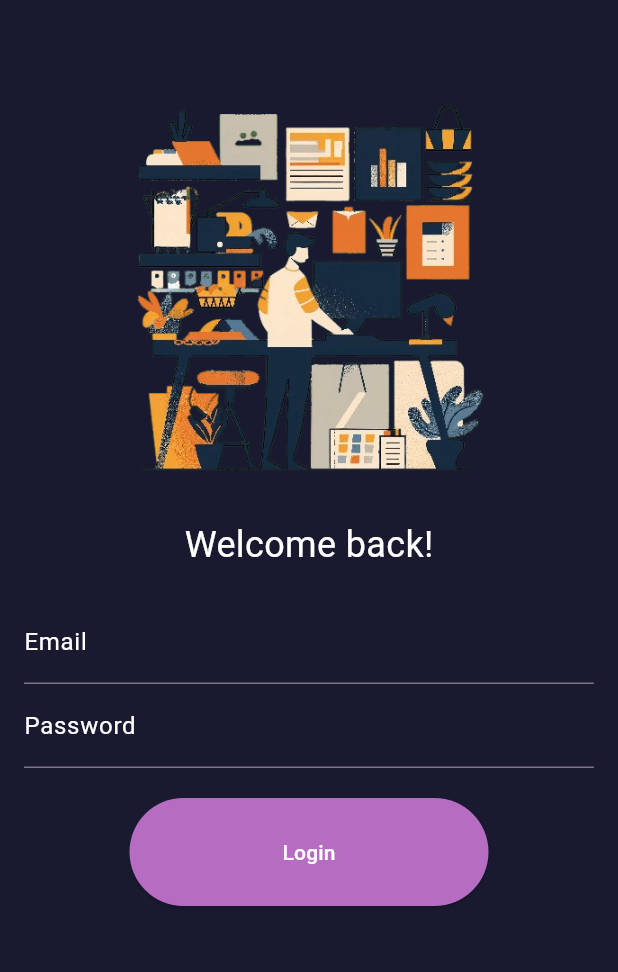
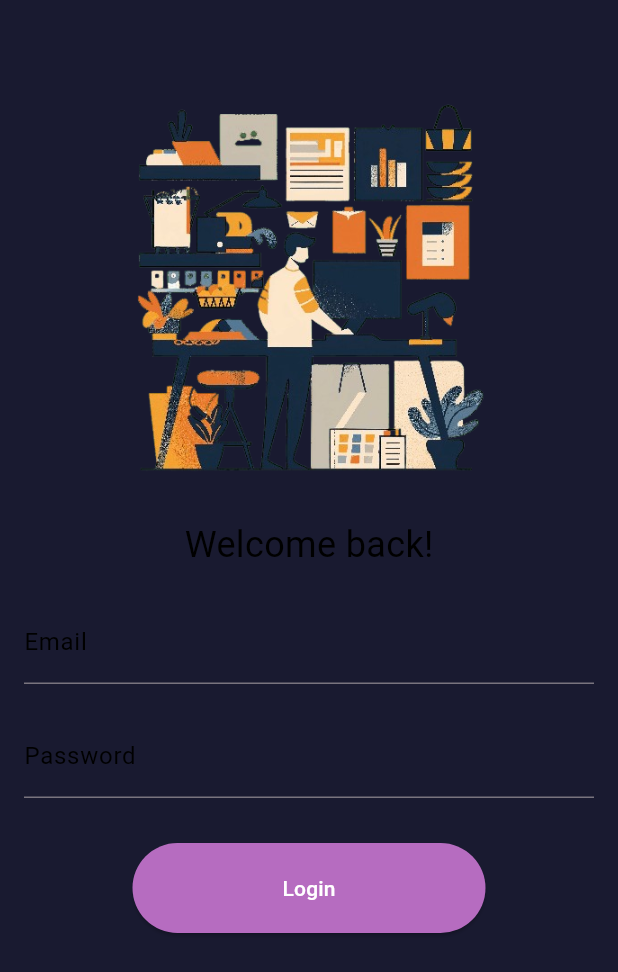
Before and after one commit to abdiazizjamal34/awee_app, a Flutter app: the LoginScreen screen opened directly, on a phone screen of 412 x 824 dp. Shown: the top 972 px of the screen. Run offline on Flutter 3.47's test engine with Material 3 defaults, Android fonts, the phone set to English and light mode, and no system bars; our stand-ins replace awesome_notifications, equatable, fl_chart, flutter_bloc, shared_preferences, shimmer; accounts and stored records are empty; network calls fail.

Commit message:
auth with clean architechture

```diff
--- a/lib/Services/product_service.dart
+++ b/lib/Services/product_service.dart
@@ -4,9 +4,11 @@ import 'package:http/http.dart' as http;
 import 'package:awee/models/product.dart';
 
 class ProductSerice {
-  // final String baseUrl = 'http://localhost:5000/api/products';
   final String baseUrl =
-      'http://192.168.10.104:5000/api/products'; // For web Simulator
+      'http://localhost:5000/api/products'; // For web Simulator
+
+  // final String baseUrl =
+  //     'http://192.168.10.104:5000/api/products'; // For web Simulator
 
   Future<List<Product>> fetchProducts() async {
     final response = await http.get(Uri.parse(baseUrl));
--- /dev/null
+++ b/lib/screens/auth/domain/login_usecase.dart
@@ -0,0 +1,13 @@
+import 'package:awee/screens/auth/data/auth_repositery.dart';
+
+import 'user_entity.dart';
+
+class LoginUseCase {
+  final AuthRepository repository;
+
+  LoginUseCase(this.repository);
+
+  Future<UserEntity> login(String email, String password) {
+    return repository.login(email, password);
+  }
+}
--- /dev/null
+++ b/lib/screens/auth/domain/user_entity.dart
@@ -0,0 +1,15 @@
+class UserEntity {
+  final String id;
+  final String name;
+  final String email;
+  final String token;
+  final String role;
+
+  UserEntity({
+    required this.id,
+    required this.name,
+    required this.email,
+    required this.token,
+    required this.role,
+  });
+}
--- a/lib/screens/auth/login_secreen.dart
+++ b/lib/screens/auth/login_secreen.dart
@@ -1,104 +1,104 @@
-import 'package:awee/main.dart';
-import 'package:awee/screens/dashbord/dashbord_screen.dart';
-import 'package:awee/screens/dashbord/presentation/dashboard_screens.dart';
-import 'package:awesome_notifications/awesome_notifications.dart';
-import 'package:flutter/material.dart';
-import 'package:awee/Services/auth_services.dart';
+// import 'package:awee/main.dart';
+// import 'package:awee/screens/dashbord/dashbord_screen.dart';
+// import 'package:awee/screens/dashbord/presentation/dashboard_screens.dart';
+// import 'package:awesome_notifications/awesome_notifications.dart';
+// import 'package:flutter/material.dart';
+// import 'package:awee/Services/auth_services.dart';
 
-class LoginScreen extends StatefulWidget {
-  const LoginScreen({super.key});
+// class LoginScreen extends StatefulWidget {
+//   const LoginScreen({super.key});
 
-  @override
-  _LoginScreenState createState() => _LoginScreenState();
-}
+//   @override
+//   _LoginScreenState createState() => _LoginScreenState();
+// }
 
-class _LoginScreenState extends State<LoginScreen> {
-  final emailController = TextEditingController();
-  final passwordController = TextEditingController();
+// class _LoginScreenState extends State<LoginScreen> {
+//   final emailController = TextEditingController();
+//   final passwordController = TextEditingController();
 
-  void login() async {
-    final email = emailController.text.trim();
-    final password = passwordController.text;
+//   void login() async {
+//     final email = emailController.text.trim();
+//     final password = passwordController.text;
 
-    final result = await AuthService().login(email, password);
-    AwesomeNotifications().isNotificationAllowed().then((isAllowed) {
-      if (!isAllowed) {
-        AwesomeNotifications().requestPermissionToSendNotifications();
-      }
-    });
+//     final result = await AuthService().login(email, password);
+//     AwesomeNotifications().isNotificationAllowed().then((isAllowed) {
+//       if (!isAllowed) {
+//         AwesomeNotifications().requestPermissionToSendNotifications();
+//       }
+//     });
 
-    if (result['success']) {
-      ScaffoldMessenger.of(context).showSnackBar(
-        SnackBar(
-          content: Text("Login successful"),
-          backgroundColor: Colors.green,
-        ),
-      );
-      print(result['user']);
+//     if (result['success']) {
+//       ScaffoldMessenger.of(context).showSnackBar(
+//         SnackBar(
+//           content: Text("Login successful"),
+//           backgroundColor: Colors.green,
+//         ),
+//       );
+//       print(result['user']);
 
-      if (result['success']) {
-        Navigator.pushReplacement(
-          context,
-          MaterialPageRoute(builder: (_) => const DashboardScreen()),
-        );
-      }
+//       if (result['success']) {
+//         Navigator.pushReplacement(
+//           context,
+//           MaterialPageRoute(builder: (_) => const DashboardScreen()),
+//         );
+//       }
 
-      // Navigate to dashboard
-    } else {
-      ScaffoldMessenger.of(context).showSnackBar(
-        SnackBar(content: Text(result['message']), backgroundColor: Colors.red),
-      );
-    }
-  }
+//       // Navigate to dashboard
+//     } else {
+//       ScaffoldMessenger.of(context).showSnackBar(
+//         SnackBar(content: Text(result['message']), backgroundColor: Colors.red),
+//       );
+//     }
+//   }
 
-  @override
-  Widget build(BuildContext context) {
-    return Scaffold(
-      // appBar: AppBar(title: Text('Login')),
-      body: Padding(
-        padding: const EdgeInsets.all(16.0),
-        child: Column(
-          mainAxisAlignment: MainAxisAlignment.start,
-          children: [
-            SizedBox(height: 30),
-            Image.asset('assets/login.png', width: 800, height: 300),
-            Text(
-              'Welcome back!',
-              style: TextStyle(fontSize: 24, color: Colors.white),
-            ),
-            SizedBox(height: 20),
-            TextField(
-              controller: emailController,
-              decoration: InputDecoration(
-                labelText: 'Email',
+//   @override
+//   Widget build(BuildContext context) {
+//     return Scaffold(
+//       // appBar: AppBar(title: Text('Login')),
+//       body: Padding(
+//         padding: const EdgeInsets.all(16.0),
+//         child: Column(
+//           mainAxisAlignment: MainAxisAlignment.start,
+//           children: [
+//             SizedBox(height: 30),
+//             Image.asset('assets/login.png', width: 800, height: 300),
+//             Text(
+//               'Welcome back!',
+//               style: TextStyle(fontSize: 24, color: Colors.white),
+//             ),
+//             SizedBox(height: 20),
+//             TextField(
+//               controller: emailController,
+//               decoration: InputDecoration(
+//                 labelText: 'Email',
 
-                labelStyle: TextStyle(color: Colors.white),
-              ),
-              // validator: (value) => value!.isEmpty ? 'Enter a valid email' : null,
-              keyboardType: TextInputType.emailAddress,
-            ),
-            TextField(
-              controller: passwordController,
-              decoration: InputDecoration(
-                labelText: 'Password',
-                labelStyle: TextStyle(color: Colors.white),
-              ),
+//                 labelStyle: TextStyle(color: Colors.white),
+//               ),
+//               // validator: (value) => value!.isEmpty ? 'Enter a valid email' : null,
+//               keyboardType: TextInputType.emailAddress,
+//             ),
+//             TextField(
+//               controller: passwordController,
+//               decoration: InputDecoration(
+//                 labelText: 'Password',
+//                 labelStyle: TextStyle(color: Colors.white),
+//               ),
 
-              obscureText: true,
-            ),
-            SizedBox(height: 20),
-            ElevatedButton(
-              onPressed: login,
-              style: ElevatedButton.styleFrom(
-                foregroundColor: const Color.fromARGB(255, 255, 255, 255),
-                backgroundColor: Color.fromARGB(255, 182, 108, 192),
-                padding: EdgeInsets.symmetric(horizontal: 102, vertical: 26),
-              ),
-              child: Text('Login'),
-            ),
-          ],
-        ),
-      ),
-    );
-  }
-}
+//               obscureText: true,
+//             ),
+//             SizedBox(height: 20),
+//             ElevatedButton(
+//               onPressed: login,
+//               style: ElevatedButton.styleFrom(
+//                 foregroundColor: const Color.fromARGB(255, 255, 255, 255),
+//                 backgroundColor: Color.fromARGB(255, 182, 108, 192),
+//                 padding: EdgeInsets.symmetric(horizontal: 102, vertical: 26),
+//               ),
+//               child: Text('Login'),
+//             ),
+//           ],
+//         ),
+//       ),
+//     );
+//   }
+// }
--- /dev/null
+++ b/lib/screens/auth/presentation/bloc/auth_bloc.dart
@@ -0,0 +1,20 @@
+import 'package:flutter_bloc/flutter_bloc.dart';
+import '../../domain/login_usecase.dart';
+import 'auth_event.dart';
+import 'auth_state.dart';
+
+class AuthBloc extends Bloc<AuthEvent, AuthState> {
+  final LoginUseCase loginUseCase;
+
+  AuthBloc(this.loginUseCase) : super(AuthInitial()) {
+    on<LoginButtonPressed>((event, emit) async {
+      emit(AuthLoading());
+      try {
+        await loginUseCase.login(event.email, event.password);
+        emit(AuthAuthenticated());
+      } catch (e) {
+        emit(AuthError(e.toString()));
+      }
+    });
+  }
+}
--- /dev/null
+++ b/lib/screens/auth/presentation/bloc/auth_event.dart
@@ -0,0 +1,18 @@
+import 'package:equatable/equatable.dart';
+
+abstract class AuthEvent extends Equatable {
+  const AuthEvent();
+
+  @override
+  List<Object> get props => [];
+}
+
+class LoginButtonPressed extends AuthEvent {
+  final String email;
+  final String password;
+
+  const LoginButtonPressed({required this.email, required this.password});
+
+  @override
+  List<Object> get props => [email, password];
+}
--- /dev/null
+++ b/lib/screens/auth/presentation/bloc/auth_state.dart
@@ -0,0 +1,23 @@
+import 'package:equatable/equatable.dart';
+
+abstract class AuthState extends Equatable {
+  const AuthState();
+
+  @override
+  List<Object?> get props => [];
+}
+
+class AuthInitial extends AuthState {}
+
+class AuthLoading extends AuthState {}
+
+class AuthAuthenticated extends AuthState {}
+
+class AuthError extends AuthState {
+  final String message;
+
+  const AuthError(this.message);
+
+  @override
+  List<Object?> get props => [message];
+}
--- /dev/null
+++ b/lib/screens/auth/presentation/bloc/login_screen.dart
@@ -0,0 +1,140 @@
+import 'package:awee/screens/auth/data/auth_repositery.dart';
+import 'package:awee/screens/auth/domain/login_usecase.dart';
+import 'package:awee/screens/auth/presentation/bloc/auth_bloc.dart';
+import 'package:awee/screens/auth/presentation/bloc/auth_event.dart';
+import 'package:awee/screens/auth/presentation/bloc/auth_state.dart';
+import 'package:awee/screens/dashbord/dashbord_screen.dart';
+import 'package:awee/screens/dashbord/presentation/dashboard_screens.dart';
+import 'package:awesome_notifications/awesome_notifications.dart';
+import 'package:flutter/material.dart';
+import 'package:flutter_bloc/flutter_bloc.dart';
+
+class LoginScreen extends StatefulWidget {
+  const LoginScreen({super.key});
+
+  @override
+  State<LoginScreen> createState() => _LoginScreenState();
+}
+
+class _LoginScreenState extends State<LoginScreen> {
+  final emailController = TextEditingController();
+  final passwordController = TextEditingController();
+
+  void _checkNotificationPermission() async {
+    final isAllowed = await AwesomeNotifications().isNotificationAllowed();
+    if (!isAllowed) {
+      AwesomeNotifications().requestPermissionToSendNotifications();
+    }
+  }
+
+  @override
+  void initState() {
+    super.initState();
+    _checkNotificationPermission();
+  }
+
+  void _login(BuildContext context) {
+    context.read<AuthBloc>().add(
+      LoginButtonPressed(
+        email: emailController.text.trim(),
+        password: passwordController.text,
+      ),
+    );
+  }
+
+  @override
+  Widget build(BuildContext context) {
+    return BlocProvider(
+      create: (_) => AuthBloc(LoginUseCase(AuthRepository())),
+      child: Scaffold(
+        body: BlocConsumer<AuthBloc, AuthState>(
+          listener: (context, state) {
+            if (state is AuthAuthenticated) {
+              AwesomeNotifications().createNotification(
+                content: NotificationContent(
+                  id: 1,
+                  channelKey: 'basic_channel',
+                  title: 'Welcome back!',
+                  body: 'You have successfully logged in.',
+                ),
+              );
+              Navigator.pushReplacement(
+                context,
+                MaterialPageRoute(builder: (_) => const DashboardScreen()),
+              );
+            } else if (state is AuthError) {
+              ScaffoldMessenger.of(context).showSnackBar(
+                SnackBar(
+                  content: Text(state.message),
+                  backgroundColor: Colors.red,
+                ),
+              );
+            }
+          },
+          builder: (context, state) {
+            return Padding(
+              padding: const EdgeInsets.all(16.0),
+              child: SingleChildScrollView(
+                keyboardDismissBehavior:
+                    ScrollViewKeyboardDismissBehavior.onDrag,
+                child: Column(
+                  mainAxisAlignment: MainAxisAlignment.start,
+                  children: [
+                    const SizedBox(height: 30),
+                    Image.asset('assets/login.png', width: 800, height: 300),
+                    const Text(
+                      'Welcome back!',
+                      style: TextStyle(fontSize: 24, color: Colors.black),
+                    ),
+                    const SizedBox(height: 20),
+                    TextField(
+                      controller: emailController,
+                      decoration: const InputDecoration(
+                        labelText: 'Email',
+                        labelStyle: TextStyle(color: Colors.black),
+                      ),
+                      keyboardType: TextInputType.emailAddress,
+                    ),
+                    const SizedBox(height: 20),
+                    TextField(
+                      controller: passwordController,
+                      obscureText: true,
+                      decoration: const InputDecoration(
+                        labelText: 'Password',
+                        labelStyle: TextStyle(color: Colors.black),
+                      ),
+                    ),
+                    const SizedBox(height: 30),
+                    ElevatedButton(
+                      onPressed:
+                          state is AuthLoading ? null : () => _login(context),
+                      style: ElevatedButton.styleFrom(
+                        foregroundColor: Colors.white,
+                        backgroundColor: const Color.fromARGB(
+                          255,
+                          182,
+                          108,
+                          192,
+                        ),
+                        padding: const EdgeInsets.symmetric(
+                          horizontal: 100,
+                          vertical: 20,
+                        ),
+                      ),
+                      child:
+                          state is AuthLoading
+                              ? const CircularProgressIndicator(
+                                color: Colors.white,
+                              )
+                              : const Text('Login'),
+                    ),
+                  ],
+                ),
+              ),
+            );
+          },
+        ),
+      ),
+    );
+  }
+}
--- a/lib/screens/dashbord/presentation/dashboard_screens.dart
+++ b/lib/screens/dashbord/presentation/dashboard_screens.dart
@@ -117,6 +117,7 @@ class _DashboardScreenState extends State<DashboardScreen> {
                     ),
                   ],
                 ),
+                const SizedBox(height: 40),
 
                 BlocBuilder<DashboardBloc, DashboardState>(
                   builder: (context, state) {
```
Also changed, not shown: lib/main.dart (+4 -3 lines), lib/screens/auth/data/auth_repositery.dart (added, +39 -0 lines).
